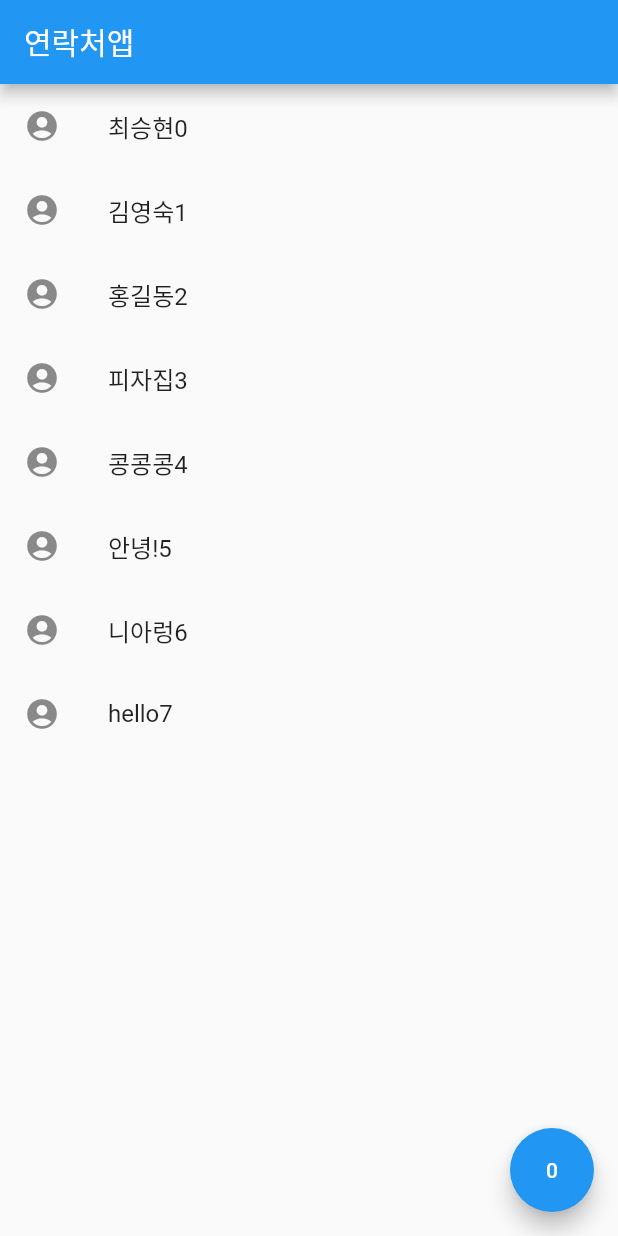
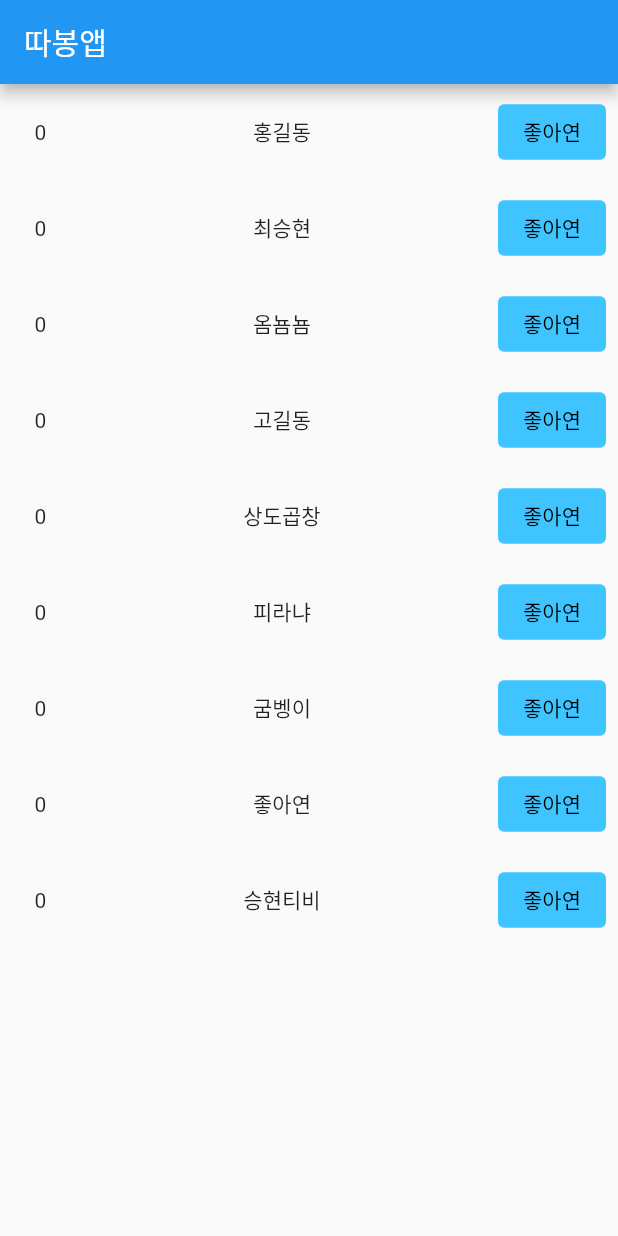
Before and after one commit to ChoiWheatley/flutter_tutorial, a Flutter app: the screen it shows after launch, on a phone screen of 412 x 824 dp. Run offline on Flutter 3.47's test engine with Material 2 defaults, Android fonts, the phone set to English and light mode, and no system bars.

Commit message:
따봉충 시뮬레이션 과제 완료.
간단하게 ListView.builder 안에 title 만들어도 됐지만 그냥 별도의 클래스로 떼어버리는 편이 더 보기 좋아보였다.

```diff
--- a/lib/main.dart
+++ b/lib/main.dart
@@ -18,48 +18,99 @@ class MyApp extends StatefulWidget{
   State<MyApp> createState() => _MyAppState();
 }
 class _MyAppState extends State<MyApp> {
-  var a = 0;
-  final appBarName = "연락처앱";
-  final names = const["최승현", "김영숙", "홍길동", "피자집", "콩콩콩", "안녕!", "니아렁", "hello"];
+  final appBarName = "따봉앱";
+  LikeUserWidget? likeUser;
+  final users=[
+    LikeUserWidget('홍길동'),
+    LikeUserWidget('최승현'),
+    LikeUserWidget('옴뇸뇸'),
+    LikeUserWidget('고길동'),
+    LikeUserWidget('상도곱창'),
+    LikeUserWidget('피라냐'),
+    LikeUserWidget('굼벵이'),
+    LikeUserWidget('좋아연'),
+    LikeUserWidget('승현티비'),
+  ];
 
   @override Widget build(BuildContext context) { return MaterialApp(
       home: Scaffold(
-        /// 우측 하단에 떠있는 버튼에 대한 프리셋이 있다.
-        floatingActionButton: FloatingActionButton(
-          /// Text 렌더링 강제하기는 다음 시간에
-          child: Text(a.toString()),
-          onPressed: (){
-            /// 버튼 누르면 여기 코드를 실행해준다.
-            // a++;
-            /// state를 바꾸어주는 메서드를 호출한다.
-            setState(() {
-              a++;
-            });
-          },
-        ),
         appBar: AppBar(
           title: Text(appBarName),
         ),
-        body: Container(
-          /// ListView 사용하면 스크롤바 생김. 스크롤 위치 감시도 가능, 안보이는 위젯
-          /// 메모리 절약
-          child: ListView.builder(
-            itemCount: names.length,
-            itemBuilder: (buildContext, i){
-              print('hello' + i.toString());
-              // return MyListItem(name: "name_" + i.toString(),);
-              /// ListTile을 쓰면 별도의 컴포넌트 만들 필요도 없이 바로 리스트에 필요한
-              /// 아이템을 정의할 수 있다.
-              return ListTile(
-                leading: Icon(Icons.account_circle),
-                title: Text(names[i] + (a + i).toString()),
-              );
-            },
-          ),
+        body: ListView(
+          children: users,
         ),
       ),
     );
   }
+}
+class LikeUserWidget extends StatefulWidget{
+  final LikeUser _likeUser;
+
+  LikeUserWidget(String? name, {int? like, Key? key})
+      : _likeUser = LikeUser(name, like: like), super(key: key);
+
+  @override
+  State<LikeUserWidget> createState() => _LikeUserWidgetState();
+}
+
+class _LikeUserWidgetState extends State<LikeUserWidget> {
+  @override
+  Widget build(BuildContext context) {
+    return Padding(
+      padding: const EdgeInsets.all(8.0),
+      child: Row(
+        mainAxisAlignment: MainAxisAlignment.start,
+        children: [
+          Expanded(
+            flex: 1,
+            child: Padding(
+              padding: const EdgeInsets.fromLTRB(15, 3, 3, 3),
+              child: Text(widget._likeUser.like.toString()),
+            ),
+          ),
+          Expanded(
+            flex: 8,
+            child: Text(widget._likeUser.name,
+              textAlign: TextAlign.center,
+            ),
+          ),
+          Expanded(
+            flex: 2,
+            child: TextButton(
+              child: Text('좋아연',
+                style: TextStyle(
+                  color: Colors.black,
+                ),
+              ),
+              style: ButtonStyle(
+                backgroundColor: MaterialStateProperty.all<Color>(Colors.lightBlueAccent),
+              ),
+              onPressed: (){
+                setState(() {
+                  widget._likeUser.upvote();
+                });
+              },
+            ),
+          ),
+        ],
+      ),
+    );
+  }
+}
+
+class LikeUser {
+  final String name;
+  int _like;  /// `_` 가 맨 앞에 붙으면 private
+
+  int get like {
+    return _like;
+  }
+  void upvote() {
+    _like++;
+  }
+  LikeUser(String? name, {int? like})
+      : name = name ?? '', _like = like ?? 0;
 }
 
 /// 나만의 위젯 만들기 - 클래스 버전.
```
